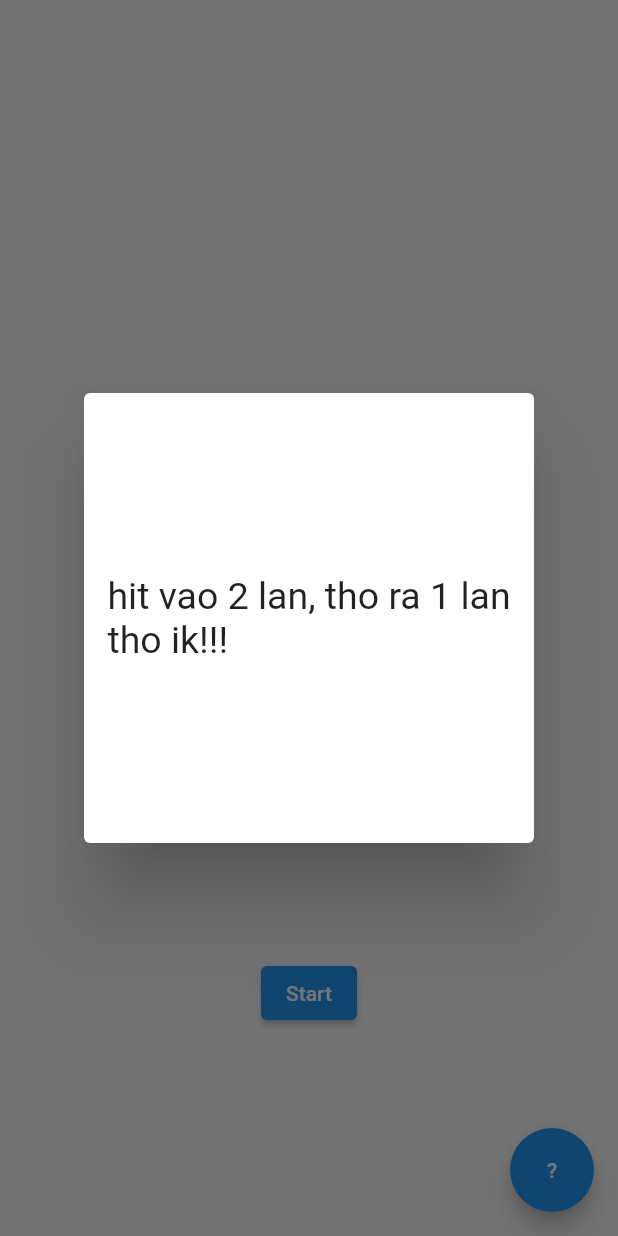
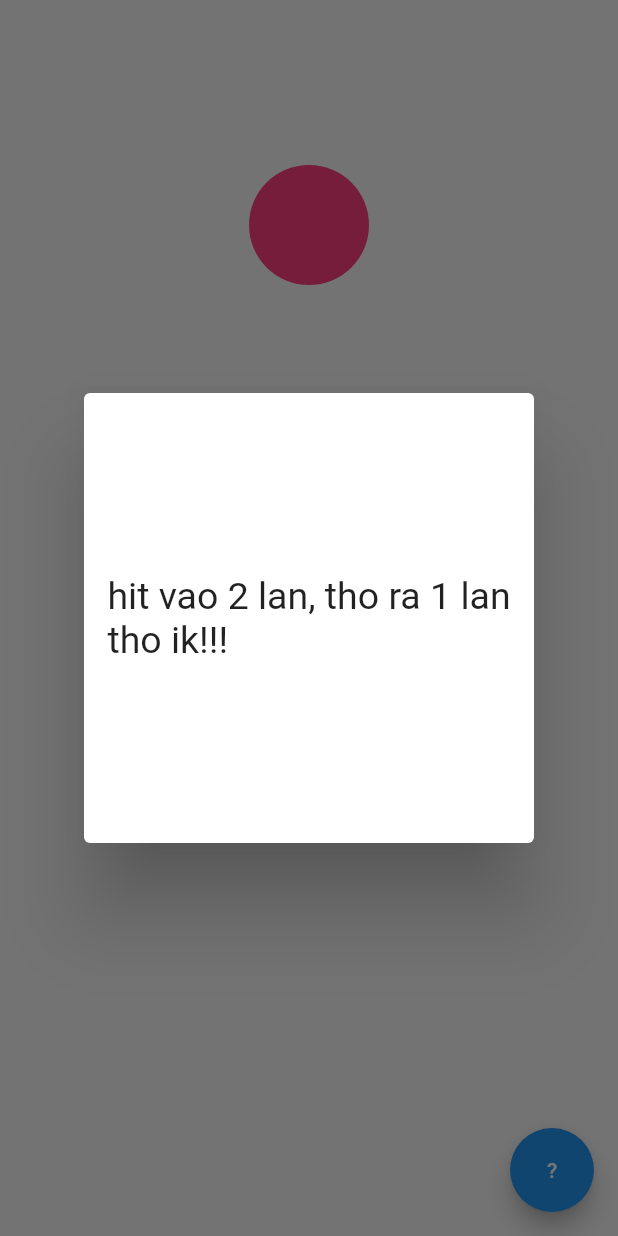
Before and after one commit to thivux/cp22_stress, a Flutter app: the Bubble screen opened directly, after a tap on an icon or button, on a phone screen of 412 x 824 dp. Run offline on Flutter 3.47's test engine with Material 2 defaults, Android fonts, the phone set to English and light mode, and no system bars; our stand-ins replace audioplayers.

Commit message:
Minh update appbar

```diff
--- a/lib/version_0_3.dart
+++ b/lib/version_0_3.dart
@@ -1,12 +1,54 @@
 import 'package:flutter/material.dart';
 
-void main() {
-  runApp(MaterialApp(
-    home: Bubble(),
-  ));
+void main() => runApp(const FirstPageApp());
+
+class FirstPageApp extends StatelessWidget {
+  const FirstPageApp({Key? key}) : super(key: key);
+  static List<Tab> myTabs = <Tab>[
+    Tab(
+        icon: Image.asset(
+          'assets/breathing.png',
+          height: 32,
+          width: 32,
+        )),
+    Tab(
+        icon: Image.asset(
+          'assets/listening.png',
+          height: 32,
+          width: 32,
+        )),
+    Tab(icon: Image.asset('assets/Numbers_4_icon.png')),
+  ];
+  @override
+  Widget build(BuildContext context) {
+    return MaterialApp(
+      theme: ThemeData(
+        primarySwatch: Colors.pink,
+      ),
+      home: DefaultTabController(
+        length: myTabs.length,
+        child: Scaffold(
+          appBar: AppBar(
+            title: const Text('Stress reduce method'),
+            bottom: TabBar(
+              tabs: myTabs,
+            ),
+          ),
+          body: const TabBarView(
+            children: [
+              Bubble(),
+              Text('Tab two'),
+              Text('Tab three'),
+            ],
+          ),
+        ),
+      ),
+    );
+  }
 }
 
 class Bubble extends StatefulWidget {
+  const Bubble({Key? key}) : super(key: key);
   @override
   BubbleState createState() {
     return BubbleState();
@@ -22,7 +64,7 @@ class BubbleState extends State<Bubble> with SingleTickerProviderStateMixin {
     super.initState();
 
     _controller =
-        AnimationController(vsync: this, duration: Duration(seconds: 10));
+        AnimationController(vsync: this, duration: const Duration(seconds: 10));
 
     _marginAnimation = TweenSequence(<TweenSequenceItem<double>>[
       TweenSequenceItem(
@@ -70,8 +112,8 @@ class BubbleState extends State<Bubble> with SingleTickerProviderStateMixin {
     return showDialog(
         context: context,
         builder: (context) {
-          return Dialog(
-            child: Container(
+          return const Dialog(
+            child: SizedBox(
               width: 300,
               height: 300,
               child: Center(
@@ -93,29 +135,16 @@ class BubbleState extends State<Bubble> with SingleTickerProviderStateMixin {
         animation: _controller,
         builder: (BuildContext context, _) {
           return Scaffold(
-            body: Center(
-              child: Column(
+            body: Column(
               children: <Widget>[
-                  Container(
-                    width: 500,
-                    height: 500,
-                    // color: Colors.red,   // uncomment to see container
-                    child: Container(
-                      margin: EdgeInsets.all(_marginAnimation.value),
-                      decoration: BoxDecoration(
-                        color: Colors.blueAccent,
-                        shape: BoxShape.circle,
-                      ),
-                    ),
-                  ),
+                CircleBox(marginAnimation: _marginAnimation),
                 ElevatedButton(
                     onPressed: () {
                       _playAnimation();
                     },
-                      child: Text('Start'))
+                    child: const Text('Start'))
               ],
-                mainAxisAlignment: MainAxisAlignment.center,
-              ),
+              mainAxisAlignment: MainAxisAlignment.start,
             ),
             floatingActionButton: FloatingActionButton(
               onPressed: () {
@@ -127,3 +156,32 @@ class BubbleState extends State<Bubble> with SingleTickerProviderStateMixin {
         });
   }
 }
+
+class CircleBox extends StatelessWidget {
+  const CircleBox({
+    Key? key,
+    required Animation<double> marginAnimation,
+  })  : _marginAnimation = marginAnimation,
+        super(key: key);
+
+  final Animation<double> _marginAnimation;
+
+  @override
+  Widget build(BuildContext context) {
+    return Align(
+        alignment: const Alignment(0, -1),
+        child: SizedBox(
+          width: 280,
+          height: 300,
+          // color: Colors.red,   // uncomment to see container
+          child: Container(
+            margin: EdgeInsets.all(_marginAnimation.value),
+            decoration: const BoxDecoration(
+              color: Colors.pinkAccent,
+              shape: BoxShape.circle,
+            ),
+          ),
+        )
+    );
+  }
+}
```
Also changed, not shown: assets/Numbers_1_icon.png (added), assets/Numbers_2_icon.png (added), assets/Numbers_4_icon.png (added), assets/breathing.png (added), assets/listening.png (added). Lines whose indentation alone changed are shown as unchanged.
